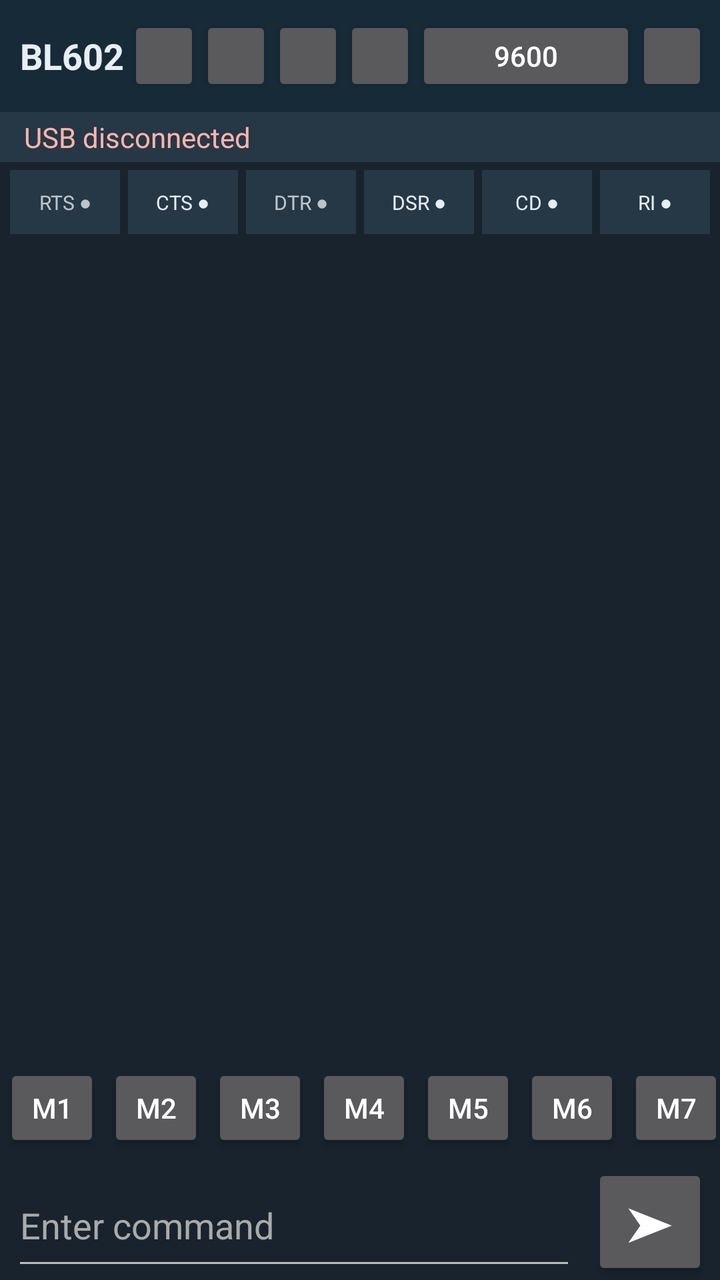
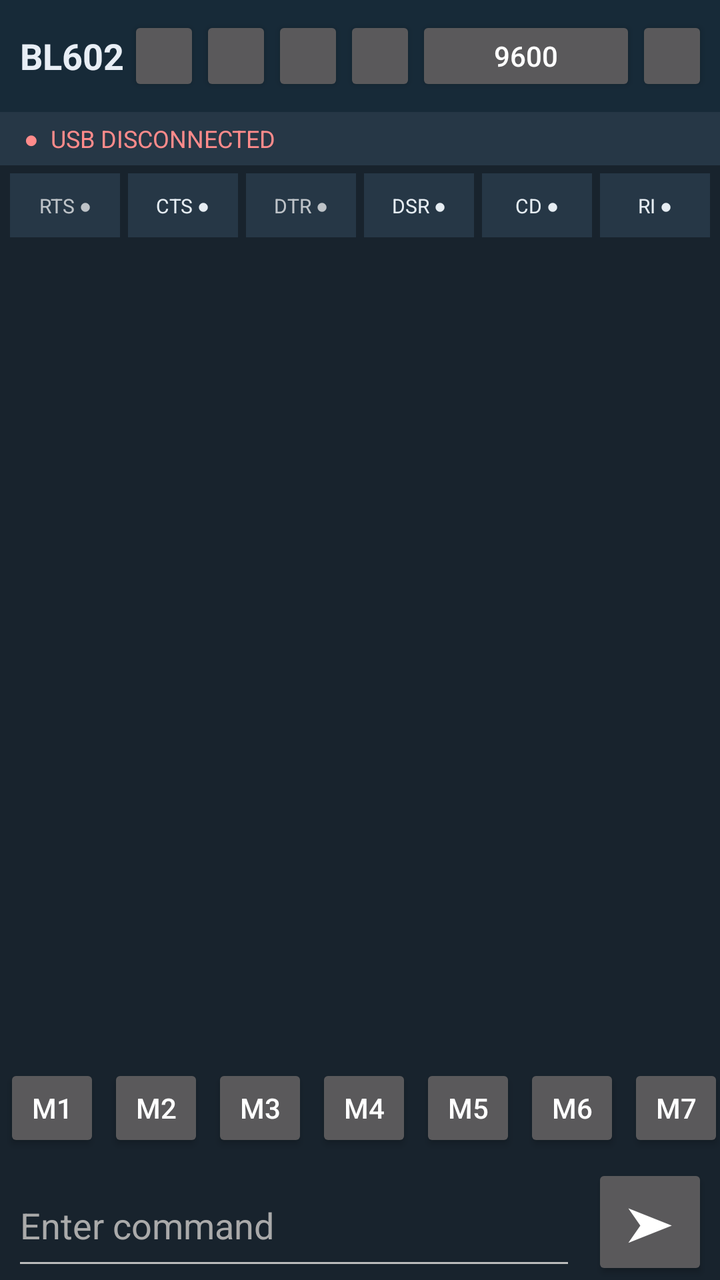

Before-and-after screenshots of an Android layout around one commit, followed by the original layout XML and the change that was made.
<!-- AndroidManifest.xml: application theme android:Theme.Material.NoActionBar -->
<!-- res/layout/activity_main.xml -->
<?xml version="1.0" encoding="utf-8"?>
<LinearLayout xmlns:android="http://schemas.android.com/apk/res/android"
    android:orientation="vertical" android:background="#18232D"
    android:layout_width="match_parent" android:layout_height="match_parent">

    <LinearLayout android:orientation="horizontal" android:gravity="center_vertical"
        android:background="#172A38" android:paddingLeft="6dp" android:paddingRight="6dp"
        android:layout_width="match_parent" android:layout_height="56dp">
        <TextView android:text="BL602" android:textColor="#E8EEF5" android:textStyle="bold"
            android:textSize="18sp" android:gravity="center_vertical"
            android:paddingLeft="4dp" android:layout_width="58dp" android:layout_height="match_parent"/>
        <Button android:id="@+id/connect" android:contentDescription="Connect USB serial"
            android:minWidth="0dp" android:minHeight="0dp" android:padding="0dp"
            android:insetLeft="0dp" android:insetRight="0dp" android:insetTop="0dp" android:insetBottom="0dp"
            android:layout_width="36dp" android:layout_height="40dp"/>
        <Button android:id="@+id/clearTerminal" android:contentDescription="Clear terminal"
            android:minWidth="0dp" android:minHeight="0dp" android:padding="0dp"
            android:insetLeft="0dp" android:insetRight="0dp" android:insetTop="0dp" android:insetBottom="0dp"
            android:layout_width="36dp" android:layout_height="40dp"/>
        <Button android:id="@+id/formatToggle" android:contentDescription="Toggle receive format"
            android:minWidth="0dp" android:minHeight="0dp" android:padding="0dp"
            android:insetLeft="0dp" android:insetRight="0dp" android:insetTop="0dp" android:insetBottom="0dp"
            android:layout_width="36dp" android:layout_height="40dp"/>
        <Button android:id="@+id/autoScroll" android:contentDescription="Toggle auto-scroll"
            android:minWidth="0dp" android:minHeight="0dp" android:padding="0dp"
            android:insetLeft="0dp" android:insetRight="0dp" android:insetTop="0dp" android:insetBottom="0dp"
            android:layout_width="36dp" android:layout_height="40dp"/>
        <Button android:id="@+id/baudControl" android:text="9600" android:contentDescription="UART baud rate"
            android:textAllCaps="false" android:minWidth="0dp" android:minHeight="0dp"
            android:insetLeft="0dp" android:insetRight="0dp" android:layout_width="0dp"
            android:layout_weight="1" android:layout_height="40dp"/>
        <Button android:id="@+id/menu" android:contentDescription="More options"
            android:minWidth="0dp" android:minHeight="0dp" android:padding="0dp"
            android:insetLeft="0dp" android:insetRight="0dp" android:insetTop="0dp" android:insetBottom="0dp"
            android:layout_width="36dp" android:layout_height="40dp"/>
    </LinearLayout>

    <TextView android:id="@+id/status" android:text="USB disconnected" android:textColor="#FFB4AB"
        android:paddingLeft="12dp" android:paddingTop="3dp" android:paddingBottom="3dp"
        android:background="#263746" android:layout_width="match_parent" android:layout_height="wrap_content"/>

    <LinearLayout android:id="@+id/modemStatusRow" android:orientation="horizontal"
        android:gravity="center" android:background="#18232D"
        android:paddingLeft="3dp" android:paddingRight="3dp"
        android:layout_width="match_parent" android:layout_height="40dp">
        <TextView android:id="@+id/rts" android:text="RTS ●" android:gravity="center" android:background="#263746" android:layout_width="0dp" android:layout_weight="1" android:layout_height="32dp" android:padding="0dp" android:textSize="10sp" android:layout_margin="2dp"/>
        <TextView android:id="@+id/cts" android:text="CTS ●" android:textColor="#E6EDF3" android:gravity="center" android:background="#263746" android:padding="0dp" android:layout_width="0dp" android:layout_weight="1" android:layout_height="32dp" android:layout_margin="2dp" android:textSize="10sp"/>
        <TextView android:id="@+id/dtr" android:text="DTR ●" android:gravity="center" android:background="#263746" android:layout_width="0dp" android:layout_weight="1" android:layout_height="32dp" android:padding="0dp" android:textSize="10sp" android:layout_margin="2dp"/>
        <TextView android:id="@+id/dsr" android:text="DSR ●" android:textColor="#E6EDF3" android:gravity="center" android:background="#263746" android:padding="0dp" android:layout_width="0dp" android:layout_weight="1" android:layout_height="32dp" android:layout_margin="2dp" android:textSize="10sp"/>
        <TextView android:id="@+id/cd" android:text="CD ●" android:textColor="#E6EDF3" android:gravity="center" android:background="#263746" android:padding="0dp" android:layout_width="0dp" android:layout_weight="1" android:layout_height="32dp" android:layout_margin="2dp" android:textSize="10sp"/>
        <TextView android:id="@+id/ri" android:text="RI ●" android:textColor="#E6EDF3" android:gravity="center" android:background="#263746" android:padding="0dp" android:layout_width="0dp" android:layout_weight="1" android:layout_height="32dp" android:layout_margin="2dp" android:textSize="10sp"/>
    </LinearLayout>

    <ScrollView android:id="@+id/flashPanel" android:visibility="gone"
        android:layout_width="match_parent" android:layout_height="0dp" android:layout_weight="1">
        <LinearLayout android:orientation="vertical" android:padding="12dp" android:layout_width="match_parent" android:layout_height="wrap_content">
            <TextView android:text="BL602 firmware images" android:textColor="#FFFFFF" android:textStyle="bold" android:paddingTop="8dp" android:layout_width="match_parent" android:layout_height="wrap_content"/>
            <LinearLayout android:orientation="horizontal" android:gravity="center" android:layout_width="match_parent" android:layout_height="wrap_content">
                <Button android:id="@+id/pickFirmware" android:text="＋ BIN" android:contentDescription="Select firmware files" android:layout_width="0dp" android:layout_weight="1" android:layout_height="wrap_content" android:layout_marginRight="4dp"/>
                <Button android:id="@+id/startFlash" android:text="⚡ FLASH" android:contentDescription="Start flashing" android:layout_width="0dp" android:layout_weight="1" android:layout_height="wrap_content" android:layout_marginLeft="4dp"/>
            </LinearLayout>
            <TextView android:id="@+id/firmwareList" android:text="No firmware selected" android:textColor="#FFFFFF" android:padding="8dp" android:layout_width="match_parent" android:layout_height="wrap_content"/>
            <TextView android:text="Flash address assignment is not available yet." android:textColor="#CCCCCC" android:textSize="12sp" android:layout_width="match_parent" android:layout_height="wrap_content"/>
            <Button android:id="@+id/flashBack" android:text="← Terminal" android:layout_width="match_parent" android:layout_height="wrap_content"/>
            <ProgressBar android:id="@+id/progress" style="?android:attr/progressBarStyleHorizontal" android:max="100" android:progress="0" android:layout_width="match_parent" android:layout_height="wrap_content"/>
            <TextView android:id="@+id/flashLog" android:text="Flash log" android:textColor="#FFFFFF" android:padding="8dp" android:textIsSelectable="true" android:layout_width="match_parent" android:layout_height="wrap_content"/>
        </LinearLayout>
    </ScrollView>

    <LinearLayout android:id="@+id/monitorPanel" android:orientation="vertical"
        android:layout_width="match_parent" android:layout_height="0dp" android:layout_weight="1">
        <ScrollView android:id="@+id/terminalScroll" android:fillViewport="true" android:background="#18232D"
            android:scrollbars="vertical" android:fadeScrollbars="false"
            android:layout_width="match_parent" android:layout_height="0dp" android:layout_weight="1">
            <TextView android:id="@+id/terminal" android:textColor="#E0E0E0" android:typeface="monospace"
                android:textSize="13sp" android:padding="8dp" android:textIsSelectable="true"
                android:gravity="top|start" android:layout_width="match_parent" android:layout_height="wrap_content"/>
        </ScrollView>
        <HorizontalScrollView android:scrollbars="none" android:layout_width="match_parent" android:layout_height="56dp">
            <LinearLayout android:id="@+id/shortcutRow" android:orientation="horizontal" android:gravity="center_vertical"
                android:layout_width="wrap_content" android:layout_height="match_parent">
                <Button android:id="@+id/m1" android:text="M1" android:layout_width="48dp" android:layout_height="44dp" android:layout_margin="2dp"/>
                <Button android:id="@+id/m2" android:text="M2" android:layout_width="48dp" android:layout_height="44dp" android:layout_margin="2dp"/>
                <Button android:id="@+id/m3" android:text="M3" android:layout_width="48dp" android:layout_height="44dp" android:layout_margin="2dp"/>
                <Button android:id="@+id/m4" android:text="M4" android:layout_width="48dp" android:layout_height="44dp" android:layout_margin="2dp"/>
                <Button android:id="@+id/m5" android:text="M5" android:layout_width="48dp" android:layout_height="44dp" android:layout_margin="2dp"/>
                <Button android:id="@+id/m6" android:text="M6" android:layout_width="48dp" android:layout_height="44dp" android:layout_margin="2dp"/>
                <Button android:id="@+id/m7" android:text="M7" android:layout_width="48dp" android:layout_height="44dp" android:layout_margin="2dp"/>
            </LinearLayout>
        </HorizontalScrollView>
        <LinearLayout android:orientation="horizontal" android:gravity="center_vertical"
            android:paddingLeft="6dp" android:paddingRight="6dp"
            android:layout_width="match_parent" android:layout_height="58dp">
            <EditText android:id="@+id/sendText" android:hint="Enter command" android:textColor="#FFFFFF"
                android:textColorHint="#AAAAAA" android:singleLine="true" android:backgroundTint="#BBBBBB"
                android:imeOptions="actionSend" android:layout_width="0dp" android:layout_weight="1" android:layout_height="match_parent"/>
            <Button android:id="@+id/send" android:text="➤" android:contentDescription="Send command" android:textSize="24sp"
                android:layout_width="58dp" android:layout_height="match_parent" android:layout_marginLeft="8dp"/>
        </LinearLayout>
    </LinearLayout>

    <ScrollView android:id="@+id/settingsPanel" android:visibility="gone"
        android:layout_width="match_parent" android:layout_height="0dp" android:layout_weight="1">
        <LinearLayout android:orientation="vertical" android:padding="12dp" android:layout_width="match_parent" android:layout_height="wrap_content">
            <TextView android:text="UART settings" android:textColor="#FFFFFF" android:textStyle="bold" android:layout_width="match_parent" android:layout_height="wrap_content"/>
            <TextView android:text="Baud rate is selected from the top toolbar." android:textColor="#FFFFFF" android:paddingTop="8dp" android:layout_width="match_parent" android:layout_height="wrap_content"/>
            <EditText android:id="@+id/baudRate" android:visibility="gone" android:inputType="number" android:text="500000" android:hint="Custom baud rate" android:layout_width="match_parent" android:layout_height="wrap_content"/>
            <TextView android:text="Receive format" android:textColor="#FFFFFF" android:paddingTop="12dp" android:layout_width="match_parent" android:layout_height="wrap_content"/>
            <Spinner android:id="@+id/viewMode" android:layout_width="match_parent" android:layout_height="wrap_content"/>
            <TextView android:text="Transmit newline" android:textColor="#FFFFFF" android:paddingTop="12dp" android:layout_width="match_parent" android:layout_height="wrap_content"/>
            <Spinner android:id="@+id/newlineMode" android:layout_width="match_parent" android:layout_height="wrap_content"/>
            <TextView android:text="Data: 8 bits · Parity: none · Stop: 1" android:textColor="#FFFFFF" android:layout_width="match_parent" android:layout_height="wrap_content"/>
            <TextView android:text="Tap RTS/DTR to toggle output lines. CTS/DSR/CD/RI are status indicators." android:textColor="#CCCCCC" android:textStyle="bold" android:paddingTop="12dp" android:layout_width="match_parent" android:layout_height="wrap_content"/>
            <Button android:id="@+id/backToTerminal" android:text="← Terminal" android:layout_width="match_parent" android:layout_height="wrap_content"/>
            <TextView android:text="Manual reset: hold BOOT, pulse RESET, release RESET, then release BOOT. Wiring varies by board." android:textColor="#CCCCCC" android:textSize="12sp" android:padding="8dp" android:layout_width="match_parent" android:layout_height="wrap_content"/>
        </LinearLayout>
    </ScrollView>
</LinearLayout>
<!-- resources referenced by this layout -->
<resources>

</resources>

<!-- the commit's change to res/layout/activity_main.xml (unified diff, before → after) -->
@@ -35,8 +35,9 @@
             android:layout_width="36dp" android:layout_height="40dp"/>
     </LinearLayout>
 
-    <TextView android:id="@+id/status" android:text="USB disconnected" android:textColor="#FFB4AB"
-        android:paddingLeft="12dp" android:paddingTop="3dp" android:paddingBottom="3dp"
+    <TextView android:id="@+id/status" android:text="●  USB DISCONNECTED" android:textColor="#FF8B8B"
+        android:textSize="12sp" android:singleLine="true" android:ellipsize="end"
+        android:paddingLeft="12dp" android:paddingRight="12dp" android:paddingTop="5dp" android:paddingBottom="5dp"
         android:background="#263746" android:layout_width="match_parent" android:layout_height="wrap_content"/>
 
     <LinearLayout android:id="@+id/modemStatusRow" android:orientation="horizontal"
